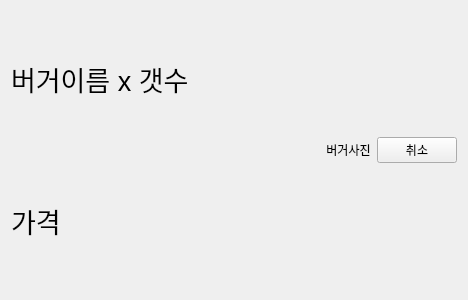
Above: Kiosk/checklist.ui from psy1064/Kiosk before the change. Below: the same form after it.
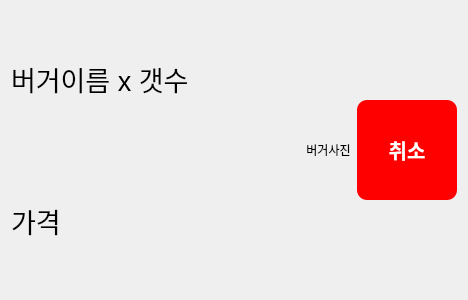
That is the form after the change.

```diff
--- a/Kiosk/checklist.ui
+++ b/Kiosk/checklist.ui
@@ -62,6 +62,20 @@
    </item>
    <item row="0" column="2" rowspan="2">
     <widget class="QPushButton" name="cancelbutton">
+     <property name="minimumSize">
+      <size>
+       <width>100</width>
+       <height>100</height>
+      </size>
+     </property>
+     <property name="styleSheet">
+      <string notr="true">background-color: red;
+border-width: 2px;
+border-radius: 10px;
+font: bold 20px;
+padding: 6px;
+color:white;</string>
+     </property>
      <property name="text">
       <string>취소</string>
      </property>
```
